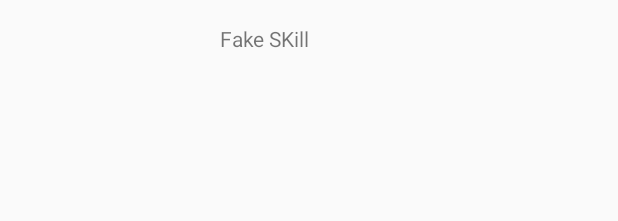
After one commit to kylaconstantine13/skill_eden, an Android app: the layout activity_skill.xml on its own in the app's theme, with its tools: preview values and no code run, on a phone screen of 412 x 824 dp. The commit adds this screen. Shown: the top 221 px of the screen. Run offline under Robolectric (Android 15) with nearby library versions, the phone set to English and light mode, and no system bars.

Commit message:
added a second activity for skills

```diff
--- a/skilleden/app/src/main/java/com/eve/skilleden/SkillsDataFile.java
+++ b/skilleden/app/src/main/java/com/eve/skilleden/SkillsDataFile.java
@@ -3,6 +3,7 @@ package com.eve.skilleden;
 import android.content.res.AssetFileDescriptor;
 import android.content.res.AssetManager;
 
+import com.eve.skilleden.model.SkillGroup;
 import com.google.gson.Gson;
 import com.google.gson.reflect.TypeToken;
 
--- a/skilleden/app/src/main/java/com/eve/skilleden/StaticSkills.java
+++ b/skilleden/app/src/main/java/com/eve/skilleden/StaticSkills.java
@@ -1,6 +1,9 @@
 package com.eve.skilleden;
 
 import android.content.res.AssetManager;
+
+import com.eve.skilleden.model.Skill;
+import com.eve.skilleden.model.SkillGroup;
 
 import java.util.List;
 import java.util.ArrayList;
--- a/skilleden/app/src/main/java/com/eve/skilleden/model/SkillGroup.java
+++ b/skilleden/app/src/main/java/com/eve/skilleden/model/SkillGroup.java
@@ -8,12 +8,12 @@ public class SkillGroup {
     private String name;
     private List<Skill> skills;
 
-    SkillGroup() {
+    public SkillGroup() {
         this.id = 0;
         this.name = "Unknown Skill Group";
         this.skills = new ArrayList<Skill>();
     }
-    SkillGroup(int id, String name) {
+    public SkillGroup(int id, String name) {
         this.id = id;
         this.name = name;
         this.skills = new ArrayList<Skill>();
--- /dev/null
+++ b/skilleden/app/src/main/res/layout/activity_skill.xml
@@ -0,0 +1,22 @@
+<?xml version="1.0" encoding="utf-8"?>
+<android.support.constraint.ConstraintLayout xmlns:android="http://schemas.android.com/apk/res/android"
+    xmlns:app="http://schemas.android.com/apk/res-auto"
+    xmlns:tools="http://schemas.android.com/tools"
+    android:id="@+id/skill_text"
+    android:layout_width="match_parent"
+    android:layout_height="match_parent"
+    tools:context=".SkillActivity">
+
+    <TextView
+        android:id="@+id/textView3"
+        android:layout_width="wrap_content"
+        android:layout_height="0dp"
+        android:layout_marginEnd="8dp"
+        android:layout_marginStart="8dp"
+        android:layout_marginTop="16dp"
+        android:text="Fake SKill"
+        app:layout_constraintEnd_toEndOf="parent"
+        app:layout_constraintHorizontal_bias="0.412"
+        app:layout_constraintStart_toStartOf="parent"
+        app:layout_constraintTop_toTopOf="parent" />
+</android.support.constraint.ConstraintLayout>
--- a/skilleden/app/src/main/res/values/strings.xml
+++ b/skilleden/app/src/main/res/values/strings.xml
@@ -6,4 +6,5 @@
     <string name="nav_header_subtitle"></string>
     <string name="nav_header_desc">Navigation header</string>
     <string name="action_settings">Settings</string>
+    <string name="title_activity_skill">SkillActivity</string>
 </resources>
```
Also changed, not shown: skilleden/app/src/main/AndroidManifest.xml (+8 -0 lines), skilleden/app/src/main/java/com/eve/skilleden/MainActivity.java (+18 -4 lines), skilleden/app/src/main/java/com/eve/skilleden/SkillActivity.java (added, +14 -0 lines).
